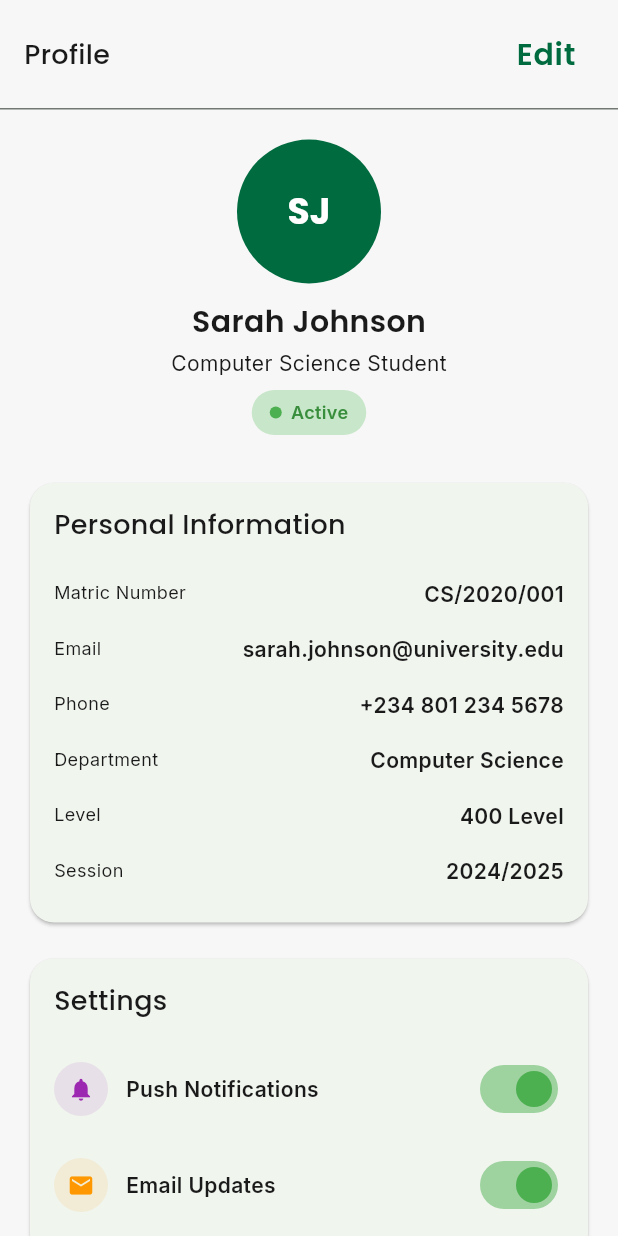
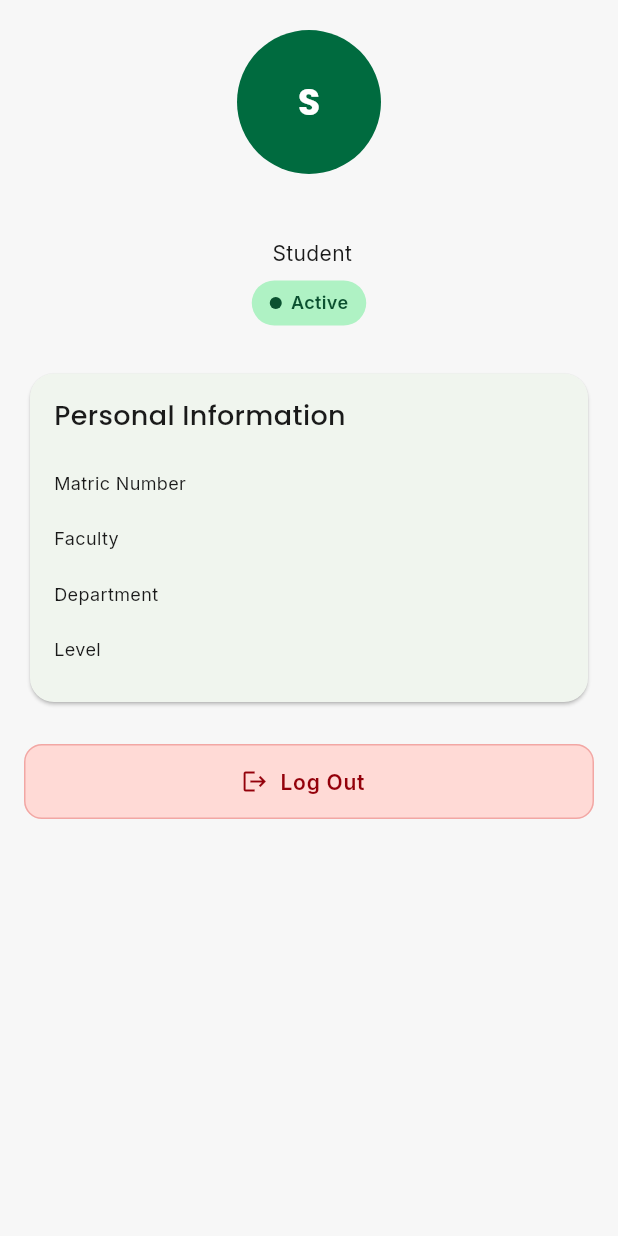
Before and after one commit to Toochidennis/ucs, a Flutter app: the StudentProfileView screen opened directly, on a phone screen of 412 x 824 dp. Run offline on Flutter 3.47's test engine with Material 3 defaults, Android fonts, the light colour scheme and no system bars; our stand-ins replace file_picker, firebase_core, firebase_messaging, flutter_spinkit, get, get_storage and 3 more; missing offline and left inert: bcrypt; accounts and stored records are empty; generated files the repository leaves out were written again.

Commit message:
student home

```diff
--- a/lib/data/repositories/student_home_repository.dart
+++ b/lib/data/repositories/student_home_repository.dart
@@ -264,7 +264,10 @@ class StudentHomeRepository {
     try {
       final response = await _client
           .from('students')
-          .select('id, first_name, middle_name, last_name, status')
+          .select(
+            'id, first_name, middle_name, last_name, matric_no, email, '
+            'phone_number, gender, faculty, department, level, status',
+          )
           .eq('id', studentId)
           .single();
 
--- a/lib/features/student/controllers/student_profile_controller.dart
+++ b/lib/features/student/controllers/student_profile_controller.dart
@@ -1,35 +1,206 @@
+import 'package:flutter/material.dart';
 import 'package:get/get.dart';
+import 'package:get_storage/get_storage.dart';
+import 'package:ucs/data/models/enums.dart';
+import 'package:ucs/data/models/login.dart';
+import 'package:ucs/data/services/student_home_service.dart';
 
 class StudentProfileController extends GetxController {
-  // Observables for settings
+  final _storage = GetStorage();
+  final _service = StudentHomeService();
+
+  // Observables
+  final isLoading = false.obs;
+  final studentId = ''.obs;
+  final firstName = ''.obs;
+  final middleName = ''.obs;
+  final lastName = ''.obs;
+  final matricNo = ''.obs;
+  final email = ''.obs;
+  final phoneNumber = ''.obs;
+  final department = ''.obs;
+  final faculty = ''.obs;
+  final level = ''.obs;
+  final gender = ''.obs;
+  final status = Rxn<StudentStatus>();
+
   var pushNotifications = true.obs;
   var emailUpdates = true.obs;
 
+  @override
+  void onInit() {
+    super.onInit();
+    _loadStudentIdFromStorage();
+    loadStudentProfile();
+  }
+
+  /// Load student ID from persisted data
+  void _loadStudentIdFromStorage() {
+    try {
+      final userData = _storage.read('user');
+      if (userData != null) {
+        final user = Login.fromJson(Map<String, dynamic>.from(userData));
+        studentId.value = user.id;
+      }
+    } catch (e) {
+      // Failed to load student ID
+    }
+  }
+
+  /// Load student profile from server
+  Future<void> loadStudentProfile() async {
+    if (studentId.value.isEmpty) {
+      _loadStudentIdFromStorage();
+      if (studentId.value.isEmpty) return;
+    }
+
+    isLoading.value = true;
+    try {
+      final studentData = await _service.getStudentInfo(studentId.value);
+
+      // Update observables
+      firstName.value = studentData['first_name'] as String? ?? '';
+      middleName.value = studentData['middle_name'] as String? ?? '';
+      lastName.value = studentData['last_name'] as String? ?? '';
+      matricNo.value = studentData['matric_no'] as String? ?? '';
+      email.value = studentData['email'] as String? ?? '';
+      phoneNumber.value = studentData['phone_number'] as String? ?? '';
+      department.value = studentData['department'] as String? ?? '';
+      faculty.value = studentData['faculty'] as String? ?? '';
+      level.value = studentData['level'] as String? ?? '';
+      gender.value = studentData['gender'] as String? ?? '';
+      status.value = StudentStatusExtension.fromString(
+        studentData['status'] as String?,
+      );
+
+      // Update persisted data
+      final userData = _storage.read('user');
+      if (userData != null) {
+        final user = Login.fromJson(Map<String, dynamic>.from(userData));
+        user.raw['first_name'] = firstName.value;
+        user.raw['middle_name'] = middleName.value;
+        user.raw['last_name'] = lastName.value;
+        user.raw['matric_no'] = matricNo.value;
+        user.raw['email'] = email.value;
+        user.raw['phone_number'] = phoneNumber.value;
+        user.raw['department'] = department.value;
+        user.raw['faculty'] = faculty.value;
+        user.raw['level'] = level.value;
+        user.raw['gender'] = gender.value;
+        user.raw['status'] = studentData['status'];
+
+        _storage.write('user', user.toJson());
+      }
+    } catch (e) {
+      // If server fails, try to load from storage as fallback
+      _loadFromStorage();
+      Get.snackbar(
+        'Error',
+        'Failed to load profile data',
+        snackPosition: SnackPosition.BOTTOM,
+      );
+    } finally {
+      isLoading.value = false;
+    }
+  }
+
+  /// Load from persisted storage as fallback
+  void _loadFromStorage() {
+    try {
+      final userData = _storage.read('user');
+      if (userData != null) {
+        final user = Login.fromJson(Map<String, dynamic>.from(userData));
+        final rawData = user.raw;
+
+        firstName.value = rawData['first_name'] as String? ?? '';
+        middleName.value = rawData['middle_name'] as String? ?? '';
+        lastName.value = rawData['last_name'] as String? ?? '';
+        matricNo.value = rawData['matric_no'] as String? ?? '';
+        email.value = rawData['email'] as String? ?? '';
+        phoneNumber.value = rawData['phone_number'] as String? ?? '';
+        department.value = rawData['department'] as String? ?? '';
+        faculty.value = rawData['faculty'] as String? ?? '';
+        level.value = rawData['level'] as String? ?? '';
+        gender.value = rawData['gender'] as String? ?? '';
+        status.value = StudentStatusExtension.fromString(
+          rawData['status'] as String?,
+        );
+      }
+    } catch (e) {
+      // Failed to load from storage
+    }
+  }
+
+  /// Get full name
+  String get fullName {
+    final middle = middleName.value.isNotEmpty ? ' ${middleName.value}' : '';
+    return '${firstName.value}$middle ${lastName.value}'.trim();
+  }
+
+  /// Get initials for avatar
+  String get initials {
+    if (firstName.value.isEmpty && lastName.value.isEmpty) return 'S';
+    final first = firstName.value.isNotEmpty ? firstName.value[0] : '';
+    final last = lastName.value.isNotEmpty ? lastName.value[0] : '';
+    return '$first$last'.toUpperCase();
+  }
+
+  /// Get status display text - show actual status from server
+  String get statusText {
+    switch (status.value) {
+      case StudentStatus.cleared:
+        return 'Cleared';
+      case StudentStatus.inProgress:
+        return 'In Progress';
+      case StudentStatus.suspended:
+        return 'Suspended';
+      case StudentStatus.pending:
+        return 'Pending';
+      default:
+        return 'Active';
+    }
+  }
+
+  /// Get status color using theme colors for light/dark mode support
+  (Color, Color) getStatusColors(BuildContext context) {
+    final theme = Theme.of(context).colorScheme;
+
+    switch (status.value) {
+      case StudentStatus.cleared:
+        return (theme.secondaryContainer, theme.onSecondaryContainer);
+      case StudentStatus.inProgress:
+        return (theme.tertiaryContainer, theme.onTertiaryContainer);
+      case StudentStatus.suspended:
+        return (theme.errorContainer, theme.onErrorContainer);
+      case StudentStatus.pending:
+        return (theme.primaryContainer, theme.onPrimaryContainer);
+      default:
+        return (theme.primaryContainer, theme.onPrimaryContainer);
+    }
+  }
+
+  /// Refresh profile data
+  Future<void> refreshProfile() async {
+    await loadStudentProfile();
+  }
+
   /// Called when "Edit" button in header is tapped
   void editProfile() {
-    // Navigate to edit profile screen (you can define your route)
     Get.toNamed('/student/profile/edit');
   }
 
   /// Toggle push notifications
   void togglePushNotifications(bool value) {
     pushNotifications.value = value;
-    // TODO: Save preference to Supabase/local storage
   }
 
   /// Toggle email updates
   void toggleEmailUpdates(bool value) {
     emailUpdates.value = value;
-    // TODO: Save preference to Supabase/local storage
   }
 
   /// Handle logout
   void logout() {
-    // Clear auth/session
-    // Example for Supabase:
-    // await Supabase.instance.client.auth.signOut();
-
-    // Navigate back to login
     Get.offAllNamed('/auth/login');
   }
 }
--- a/lib/features/student/views/student_profile_view.dart
+++ b/lib/features/student/views/student_profile_view.dart
@@ -1,7 +1,8 @@
 import 'package:flutter/material.dart';
+import 'package:flutter_spinkit/flutter_spinkit.dart';
 import 'package:get/get.dart';
 import 'package:ucs/core/constants/app_font.dart';
-import '../controllers/student_profile_controller.dart';
+import 'package:ucs/features/student/controllers/student_profile_controller.dart';
 
 class StudentProfileView extends GetView<StudentProfileController> {
   const StudentProfileView({super.key});
@@ -11,56 +12,67 @@ class StudentProfileView extends GetView<StudentProfileController> {
     final theme = Theme.of(context);
 
     return Scaffold(
-      body: SingleChildScrollView(
+      body: Obx(() {
+        if (controller.isLoading.value && controller.firstName.value.isEmpty) {
+          return Center(
+            child: SpinKitChasingDots(
+              color: theme.colorScheme.primary,
+              size: 50,
+            ),
+          );
+        }
+
+        return RefreshIndicator(
+          onRefresh: controller.refreshProfile,
+          child: SingleChildScrollView(
+            physics: const AlwaysScrollableScrollPhysics(),
             padding: const EdgeInsets.only(bottom: 20),
             child: Column(
               children: [
-            // Header
-            Container(
-              padding: const EdgeInsets.symmetric(horizontal: 16, vertical: 12),
-              decoration: BoxDecoration(
-                color: theme.colorScheme.surface,
-                border: Border(
-                  bottom: BorderSide(color: theme.dividerColor),
-                ),
-              ),
-              child: Row(
-                mainAxisAlignment: MainAxisAlignment.spaceBetween,
-                children: [
-                  Text("Profile", style: AppFont.titleSmall),
-                  TextButton(
-                    onPressed: () => controller.editProfile(),
-                    child: Text("Edit", style: AppFont.titleMedium),
-                  ),
-                ],
-              ),
-            ),
-
                 // Profile Header
                 Padding(
-              padding: const EdgeInsets.symmetric(horizontal: 16, vertical: 20),
+                  padding: const EdgeInsets.symmetric(
+                    horizontal: 16,
+                    vertical: 20,
+                  ),
                   child: Column(
                     children: [
-                  CircleAvatar(
+                      Obx(
+                        () => CircleAvatar(
                           radius: 48,
                           backgroundColor: theme.colorScheme.primary,
                           child: Text(
-                      "SJ",
+                            controller.initials,
                             style: AppFont.titleLarge.copyWith(
                               color: theme.colorScheme.onPrimary,
                             ),
                           ),
                         ),
+                      ),
                       const SizedBox(height: 12),
-                  Text("Sarah Johnson", style: AppFont.titleMedium),
+                      Obx(
+                        () => Text(
+                          controller.fullName,
+                          style: AppFont.titleMedium,
+                        ),
+                      ),
                       const SizedBox(height: 4),
-                  Text("Computer Science Student", style: AppFont.bodyMedium),
+                      Obx(
+                        () => Text(
+                          '${controller.department.value} Student',
+                          style: AppFont.bodyMedium,
+                        ),
+                      ),
                       const SizedBox(height: 8),
-                  Container(
-                    padding:
-                        const EdgeInsets.symmetric(horizontal: 12, vertical: 6),
+                      Obx(() {
+                        final colors = controller.getStatusColors(context);
+                        return Container(
+                          padding: const EdgeInsets.symmetric(
+                            horizontal: 12,
+                            vertical: 6,
+                          ),
                           decoration: BoxDecoration(
-                      color: Colors.green.shade100,
+                            color: colors.$1,
                             borderRadius: BorderRadius.circular(20),
                           ),
                           child: Row(
@@ -70,80 +82,77 @@ class StudentProfileView extends GetView<StudentProfileController> {
                                 width: 8,
                                 height: 8,
                                 margin: const EdgeInsets.only(right: 6),
-                          decoration: const BoxDecoration(
-                            color: Colors.green,
+                                decoration: BoxDecoration(
+                                  color: colors.$2,
                                   shape: BoxShape.circle,
                                 ),
                               ),
-                        Text("Active", style: AppFont.bodySmall.copyWith(
-                          color: Colors.green.shade700,
+                              Text(
+                                controller.statusText,
+                                style: AppFont.bodySmall.copyWith(
+                                  color: colors.$2,
                                   fontWeight: FontWeight.w600,
-                        )),
+                                ),
+                              ),
                             ],
                           ),
-                  ),
+                        );
+                      }),
                     ],
                   ),
                 ),
 
                 // Personal Info
-            _sectionCard(
+                Obx(
+                  () => _sectionCard(
                     title: "Personal Information",
                     children: [
-                _infoRow("Matric Number", "CS/2020/001"),
-                _infoRow("Email", "sarah.johnson@university.edu"),
-                _infoRow("Phone", "+234 801 234 5678"),
-                _infoRow("Department", "Computer Science"),
-                _infoRow("Level", "400 Level"),
-                _infoRow("Session", "2024/2025"),
+                      _infoRow("Matric Number", controller.matricNo.value),
+                      if (controller.email.value.isNotEmpty)
+                        _infoRow("Email", controller.email.value),
+                      if (controller.phoneNumber.value.isNotEmpty)
+                        _infoRow("Phone", controller.phoneNumber.value),
+                      _infoRow("Faculty", controller.faculty.value),
+                      _infoRow("Department", controller.department.value),
+                      _infoRow("Level", controller.level.value),
+                      if (controller.gender.value.isNotEmpty)
+                        _infoRow("Gender", controller.gender.value),
                     ],
                   ),
-
-            // Settings
-            _sectionCard(
-              title: "Settings",
-              children: [
-                _toggleRow("Push Notifications", true, Icons.notifications,
-                    Colors.purple, (value) {
-                  controller.togglePushNotifications(value);
-                }),
-                _toggleRow("Email Updates", true, Icons.mail, Colors.orange,
-                    (value) {
-                  controller.toggleEmailUpdates(value);
-                }),
-              ],
                 ),
 
+                const SizedBox(height: 16),
                 // Logout Button
                 Padding(
                   padding: const EdgeInsets.symmetric(horizontal: 16),
                   child: ElevatedButton.icon(
                     onPressed: controller.logout,
                     style: ElevatedButton.styleFrom(
-                  backgroundColor: Colors.red.shade50,
-                  foregroundColor: Colors.red.shade600,
+                      backgroundColor: theme.colorScheme.errorContainer,
+                      foregroundColor: theme.colorScheme.onErrorContainer,
                       elevation: 0,
                       minimumSize: const Size.fromHeight(50),
                       shape: RoundedRectangleBorder(
                         borderRadius: BorderRadius.circular(12),
-                    side: BorderSide(color: Colors.red.shade200),
+                        side: BorderSide(
+                          color: theme.colorScheme.error.withValues(alpha: 0.3),
+                        ),
                       ),
                     ),
                     icon: const Icon(Icons.logout),
-                label: const Text("Sign Out"),
+                    label: const Text("Log Out"),
                   ),
                 ),
               ],
             ),
           ),
         );
+      }),
+    );
   }
 
   /// Section Card Wrapper
-  Widget _sectionCard({
-    required String title,
-    required List<Widget> children,
-  }) {
+  Widget _sectionCard({required String title, required List<Widget> children}) {
     return Padding(
       padding: const EdgeInsets.symmetric(horizontal: 16, vertical: 8),
       child: Card(
@@ -182,40 +191,4 @@ class StudentProfileView extends GetView<StudentProfileController> {
       ),
     );
   }
-
-  /// Toggle Row
-  Widget _toggleRow(
-    String label,
-    bool value,
-    IconData icon,
-    Color color,
-    Function(bool) onChanged,
-  ) {
-    return Padding(
-      padding: const EdgeInsets.symmetric(vertical: 8),
-      child: Row(
-        mainAxisAlignment: MainAxisAlignment.spaceBetween,
-        children: [
-          Row(
-            children: [
-              CircleAvatar(
-                backgroundColor: color.withOpacity(0.1),
-                radius: 18,
-                child: Icon(icon, color: color, size: 18),
-              ),
-              const SizedBox(width: 12),
-              Text(label,
-                  style:
-                      AppFont.bodyMedium.copyWith(fontWeight: FontWeight.w600)),
-            ],
-          ),
-          Switch(
-            value: value,
-            onChanged: onChanged,
-            activeThumbColor: Colors.green,
-          )
-        ],
-      ),
-    );
 }
-}
```
Also changed, not shown: lib/data/repositories/student_profile_repository.dart (added), lib/data/services/student_profile_service.dart (added). Lines whose indentation alone changed are shown as unchanged.
